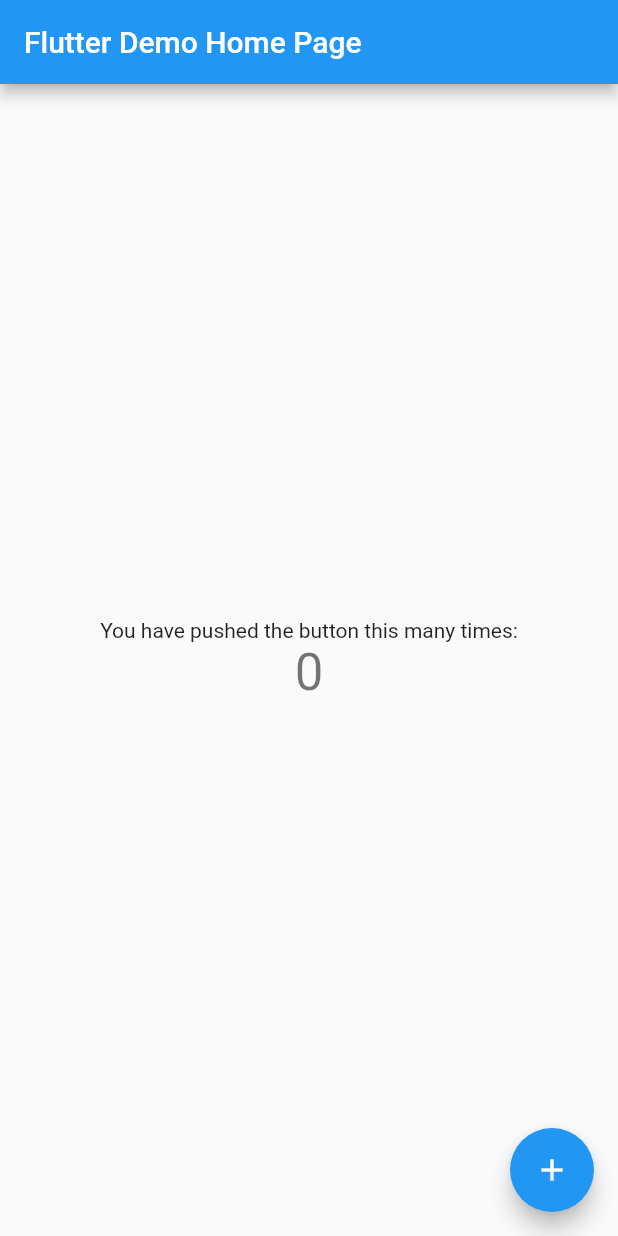
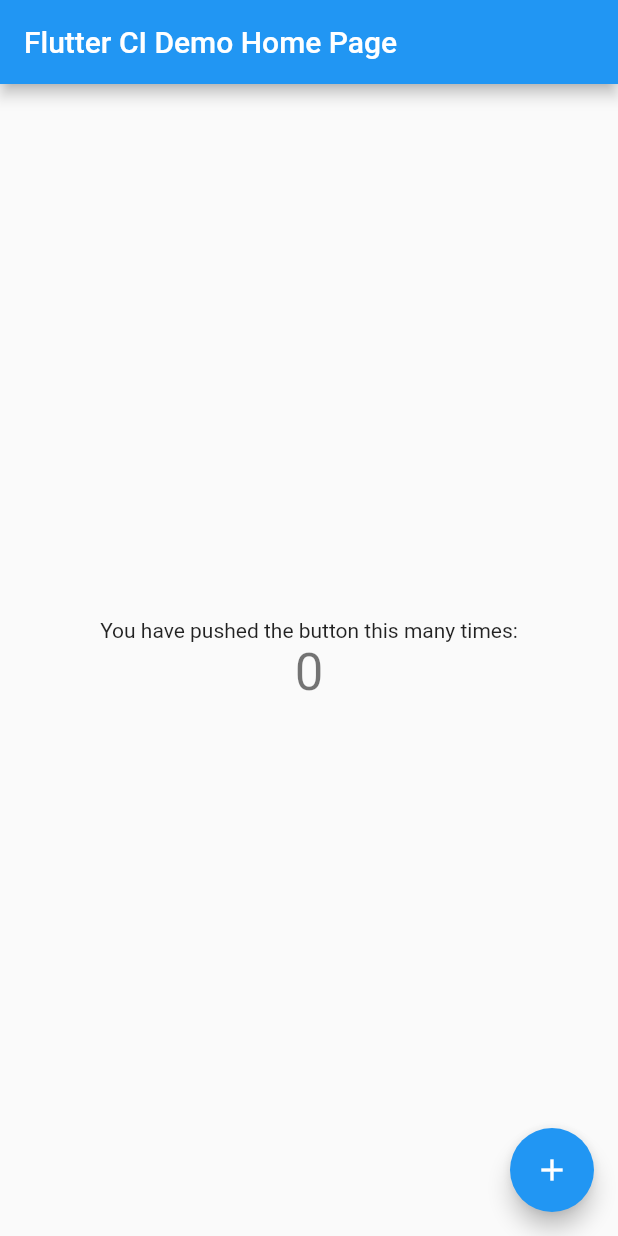
Before and after one commit to tpoth/flutter_github_ci, a Flutter app: the screen it shows after launch, on a phone screen of 412 x 824 dp. Run offline on Flutter 3.47's test engine with Material 2 defaults, Android fonts, the phone set to English and light mode, and no system bars.

```diff
--- a/lib/main.dart
+++ b/lib/main.dart
@@ -9,7 +9,7 @@ class MyApp extends StatelessWidget {
   @override
   Widget build(BuildContext context) {
     return MaterialApp(
-      title: 'Flutter Demo',
+      title: 'Flutter CI Demo',
       theme: ThemeData(
         // This is the theme of your application.
         //
@@ -22,7 +22,7 @@ class MyApp extends StatelessWidget {
         // is not restarted.
         primarySwatch: Colors.blue,
       ),
-      home: MyHomePage(title: 'Flutter Demo Home Page'),
+      home: MyHomePage(title: 'Flutter CI Demo Home Page'),
     );
   }
 }
```
